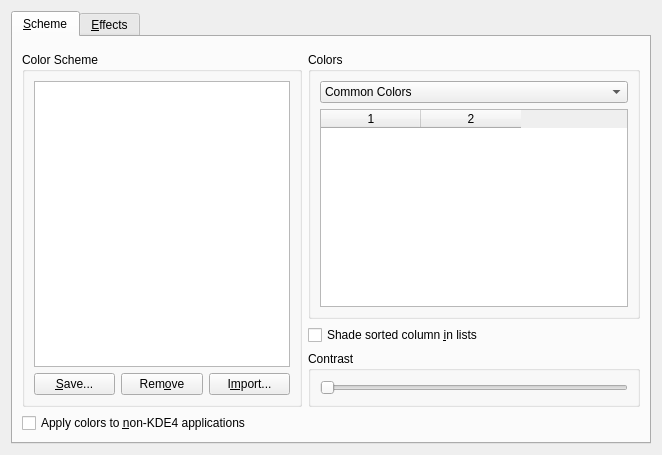
Qt form kcontrol/colors/colorsettings.ui (mgottschlag/kwin-tiling) before a commit.
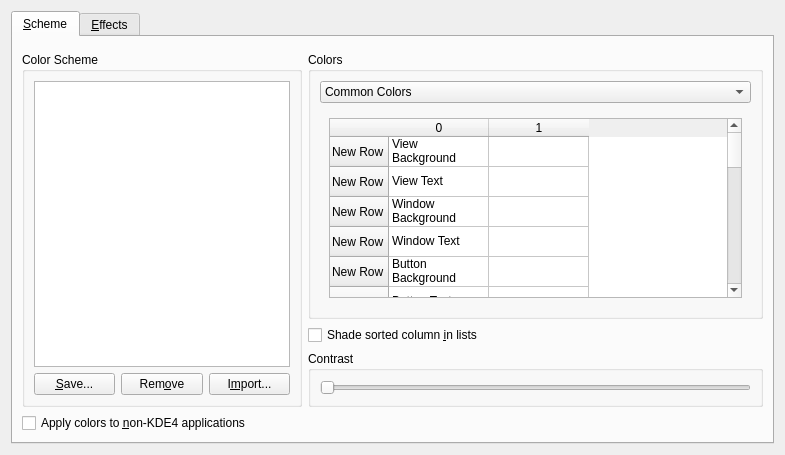
The same form after that commit. Custom widgets are drawn as their Qt base class.

Diff of the .ui file:
```diff
--- a/kcontrol/colors/colorsettings.ui
+++ b/kcontrol/colors/colorsettings.ui
@@ -5,7 +5,7 @@
    <rect>
     <x>0</x>
     <y>0</y>
-    <width>662</width>
+    <width>785</width>
     <height>455</height>
    </rect>
   </property>
@@ -113,19 +113,282 @@
            </widget>
           </item>
           <item>
-           <widget class="QTableWidget" name="colorTable" >
-            <property name="selectionMode" >
-             <enum>QAbstractItemView::SingleSelection</enum>
+           <widget class="QStackedWidget" name="stackedWidget" >
+            <property name="currentIndex" >
+             <number>0</number>
             </property>
-            <property name="selectionBehavior" >
-             <enum>QAbstractItemView::SelectRows</enum>
-            </property>
-            <property name="wordWrap" >
-             <bool>true</bool>
-            </property>
-            <property name="columnCount" >
-             <number>2</number>
-            </property>
+            <widget class="QWidget" name="commonColorsPage" >
+             <layout class="QGridLayout" >
+              <item row="0" column="0" >
+               <widget class="QTableWidget" name="commonColorTable" >
+                <property name="selectionMode" >
+                 <enum>QAbstractItemView::SingleSelection</enum>
+                </property>
+                <property name="selectionBehavior" >
+                 <enum>QAbstractItemView::SelectRows</enum>
+                </property>
+                <property name="wordWrap" >
+                 <bool>true</bool>
+                </property>
+                <property name="columnCount" >
+                 <number>2</number>
+                </property>
+                <row>
+                 <property name="text" >
+                  <string>New Row</string>
+                 </property>
+                </row>
+                <row>
+                 <property name="text" >
+                  <string>New Row</string>
+                 </property>
+                </row>
+                <row>
+                 <property name="text" >
+                  <string>New Row</string>
+                 </property>
+                </row>
+                <row>
+                 <property name="text" >
+                  <string>New Row</string>
+                 </property>
+                </row>
+                <row>
+                 <property name="text" >
+                  <string>New Row</string>
+                 </property>
+                </row>
+                <row>
+                 <property name="text" >
+                  <string>New Row</string>
+                 </property>
+                </row>
+                <row>
+                 <property name="text" >
+                  <string>New Row</string>
+                 </property>
+                </row>
+                <row>
+                 <property name="text" >
+                  <string>New Row</string>
+                 </property>
+                </row>
+                <row>
+                 <property name="text" >
+                  <string>New Row</string>
+                 </property>
+                </row>
+                <row>
+                 <property name="text" >
+                  <string>New Row</string>
+                 </property>
+                </row>
+                <row>
+                 <property name="text" >
+                  <string>New Row</string>
+                 </property>
+                </row>
+                <row>
+                 <property name="text" >
+                  <string>New Row</string>
+                 </property>
+                </row>
+                <row>
+                 <property name="text" >
+                  <string>New Row</string>
+                 </property>
+                </row>
+                <row>
+                 <property name="text" >
+                  <string>New Row</string>
+                 </property>
+                </row>
+                <row>
+                 <property name="text" >
+                  <string>New Row</string>
+                 </property>
+                </row>
+                <row>
+                 <property name="text" >
+                  <string>New Row</string>
+                 </property>
+                </row>
+                <row>
+                 <property name="text" >
+                  <string>New Row</string>
+                 </property>
+                </row>
+                <row>
+                 <property name="text" >
+                  <string>New Row</string>
+                 </property>
+                </row>
+                <row>
+                 <property name="text" >
+                  <string>New Row</string>
+                 </property>
+                </row>
+                <row>
+                 <property name="text" >
+                  <string>New Row</string>
+                 </property>
+                </row>
+                <row>
+                 <property name="text" >
+                  <string>New Row</string>
+                 </property>
+                </row>
+                <row>
+                 <property name="text" >
+                  <string>New Row</string>
+                 </property>
+                </row>
+                <column>
+                 <property name="text" >
+                  <string>0</string>
+                 </property>
+                </column>
+                <column>
+                 <property name="text" >
+                  <string>1</string>
+                 </property>
+                </column>
+                <item row="0" column="0" >
+                 <property name="text" >
+                  <string>View Background</string>
+                 </property>
+                </item>
+                <item row="1" column="0" >
+                 <property name="text" >
+                  <string>View Text</string>
+                 </property>
+                </item>
+                <item row="2" column="0" >
+                 <property name="text" >
+                  <string>Window Background</string>
+                 </property>
+                </item>
+                <item row="3" column="0" >
+                 <property name="text" >
+                  <string>Window Text</string>
+                 </property>
+                </item>
+                <item row="4" column="0" >
+                 <property name="text" >
+                  <string>Button Background</string>
+                 </property>
+                </item>
+                <item row="5" column="0" >
+                 <property name="text" >
+                  <string>Button Text</string>
+                 </property>
+                </item>
+                <item row="6" column="0" >
+                 <property name="text" >
+                  <string>Selection Background</string>
+                 </property>
+                </item>
+                <item row="7" column="0" >
+                 <property name="text" >
+                  <string>Selection Text</string>
+                 </property>
+                </item>
+                <item row="8" column="0" >
+                 <property name="text" >
+                  <string>Selection Inactive Text</string>
+                 </property>
+                </item>
+                <item row="9" column="0" >
+                 <property name="text" >
+                  <string>Inactive Text</string>
+                 </property>
+                </item>
+                <item row="10" column="0" >
+                 <property name="text" >
+                  <string>Active Text</string>
+                 </property>
+                </item>
+                <item row="11" column="0" >
+                 <property name="text" >
+                  <string>Link Text</string>
+                 </property>
+                </item>
+                <item row="12" column="0" >
+                 <property name="text" >
+                  <string>Visited Text</string>
+                 </property>
+                </item>
+                <item row="13" column="0" >
+                 <property name="text" >
+                  <string>Negative Text</string>
+                 </property>
+                </item>
+                <item row="14" column="0" >
+                 <property name="text" >
+                  <string>Neutral Text</string>
+                 </property>
+                </item>
+                <item row="15" column="0" >
+                 <property name="text" >
+                  <string>Positive Text</string>
+                 </property>
+                </item>
+                <item row="16" column="0" >
+                 <property name="text" >
+                  <string>Tooltip Background</string>
+                 </property>
+                </item>
+                <item row="17" column="0" >
+                 <property name="text" >
+                  <string>Tooltip Text</string>
+                 </property>
+                </item>
+                <item row="18" column="0" >
+                 <property name="text" >
+                  <string>Active Window</string>
+                 </property>
+                </item>
+                <item row="19" column="0" >
+                 <property name="text" >
+                  <string>Active Window Text</string>
+                 </property>
+                </item>
+                <item row="20" column="0" >
+                 <property name="text" >
+                  <string>Inactive Window</string>
+                 </property>
+                </item>
+                <item row="21" column="0" >
+                 <property name="text" >
+                  <string>InactiveWindowText</string>
+                 </property>
+                </item>
+               </widget>
+              </item>
+             </layout>
+            </widget>
+            <widget class="QWidget" name="otherPage" >
+             <layout class="QGridLayout" >
+              <item row="0" column="0" >
+               <widget class="QTableWidget" name="colorTable" >
+                <property name="selectionMode" >
+                 <enum>QAbstractItemView::SingleSelection</enum>
+                </property>
+                <property name="selectionBehavior" >
+                 <enum>QAbstractItemView::SelectRows</enum>
+                </property>
+                <property name="wordWrap" >
+                 <bool>true</bool>
+                </property>
+                <property name="columnCount" >
+                 <number>2</number>
+                </property>
+                <column/>
+                <column/>
+               </widget>
+              </item>
+             </layout>
+            </widget>
            </widget>
           </item>
          </layout>
```
